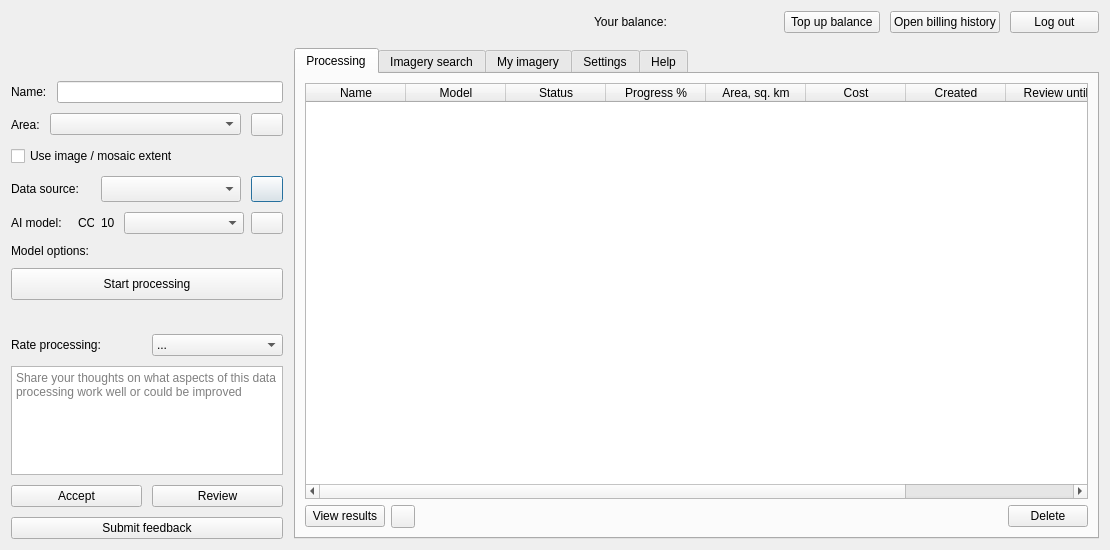
Qt form mapflow/dialogs/static/ui/main_dialog.ui (Geoalert/mapflow-qgis) before a commit.
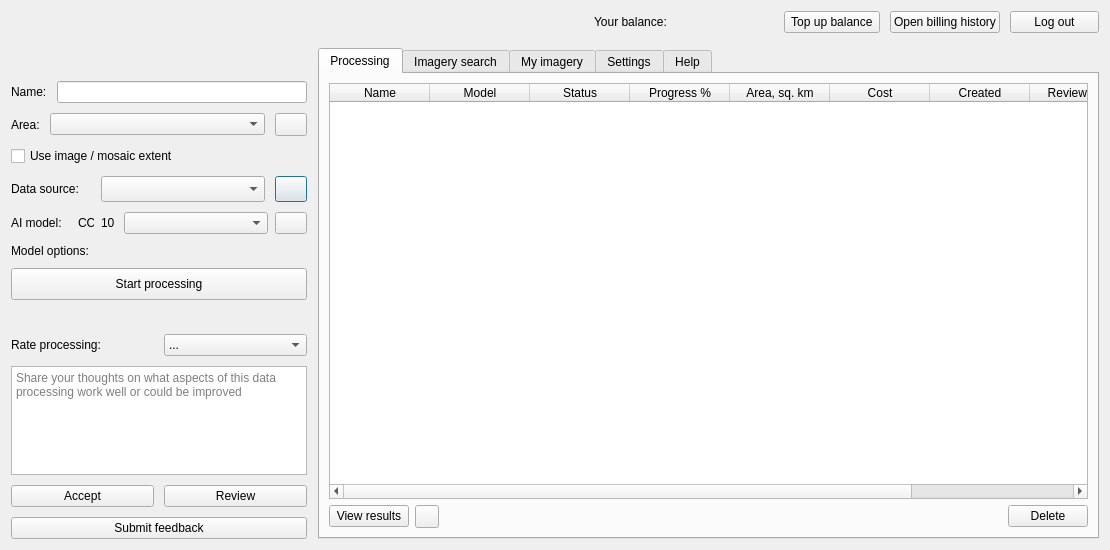
The same form after that commit. Icons and pictures are not drawn. Custom widgets are drawn as their Qt base class.

Commit message: Set 'My imagery' data source upon catalog table click

What changed in the file:
```diff
--- a/mapflow/dialogs/static/ui/main_dialog.ui
+++ b/mapflow/dialogs/static/ui/main_dialog.ui
@@ -109,6 +109,12 @@
          </item>
          <item>
           <widget class="QLineEdit" name="processingName">
+           <property name="minimumSize">
+            <size>
+             <width>250</width>
+             <height>0</height>
+            </size>
+           </property>
            <property name="text">
             <string/>
            </property>
```
The commit also changes 2 other files.
